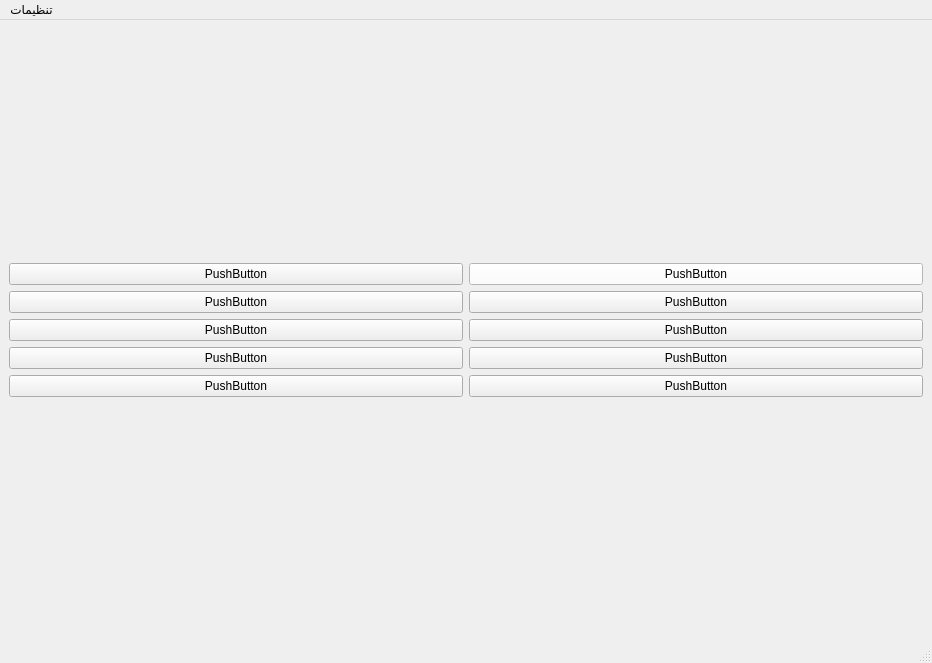
Qt form categorywindow.ui (Alireza8hi/Project-DigiKala) before a commit.
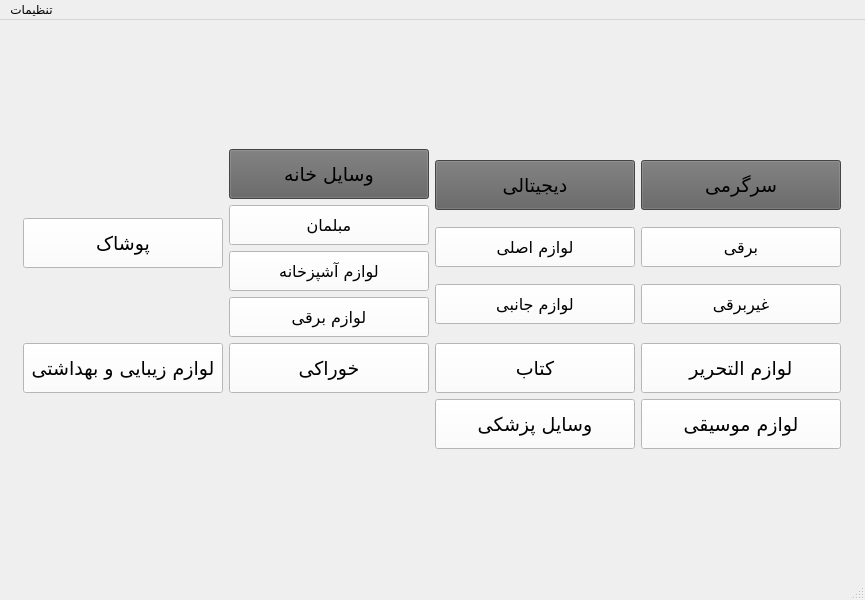
The same form after that commit. Icons and pictures are not drawn.

```diff
--- a/categorywindow.ui
+++ b/categorywindow.ui
@@ -9,97 +9,618 @@
    <rect>
     <x>0</x>
     <y>0</y>
-    <width>932</width>
-    <height>663</height>
+    <width>865</width>
+    <height>600</height>
    </rect>
   </property>
   <property name="windowTitle">
    <string>MainWindow</string>
   </property>
+  <property name="styleSheet">
+   <string notr="true"/>
+  </property>
   <widget class="QWidget" name="centralwidget">
    <property name="styleSheet">
     <string notr="true">border-image: url(:/Pics/Pics/hand-painted-background-violet-orange-colours_23-2148427578.webp);</string>
    </property>
    <layout class="QGridLayout" name="gridLayout">
-    <item row="0" column="0">
+    <item row="2" column="1">
+     <spacer name="verticalSpacer">
+      <property name="orientation">
+       <enum>Qt::Vertical</enum>
+      </property>
+      <property name="sizeType">
+       <enum>QSizePolicy::Fixed</enum>
+      </property>
+      <property name="sizeHint" stdset="0">
+       <size>
+        <width>20</width>
+        <height>70</height>
+       </size>
+      </property>
+     </spacer>
+    </item>
+    <item row="0" column="1">
+     <spacer name="verticalSpacer_2">
+      <property name="orientation">
+       <enum>Qt::Vertical</enum>
+      </property>
+      <property name="sizeType">
+       <enum>QSizePolicy::Fixed</enum>
+      </property>
+      <property name="sizeHint" stdset="0">
+       <size>
+        <width>20</width>
+        <height>70</height>
+       </size>
+      </property>
+     </spacer>
+    </item>
+    <item row="1" column="1">
      <layout class="QGridLayout" name="gridLayout_2">
-      <item row="4" column="1">
-       <widget class="QPushButton" name="pushButton">
-        <property name="text">
-         <string>PushButton</string>
+      <item row="1" column="4">
+       <widget class="QPushButton" name="StationeryBtn">
+        <property name="minimumSize">
+         <size>
+          <width>200</width>
+          <height>50</height>
+         </size>
         </property>
-       </widget>
-      </item>
-      <item row="2" column="1">
-       <widget class="QPushButton" name="pushButton_4">
-        <property name="text">
-         <string>PushButton</string>
+        <property name="maximumSize">
+         <size>
+          <width>200</width>
+          <height>50</height>
+         </size>
         </property>
-       </widget>
-      </item>
-      <item row="0" column="1">
-       <widget class="QPushButton" name="pushButton_2">
+        <property name="font">
+         <font>
+          <family>B Titr</family>
+          <pointsize>14</pointsize>
+         </font>
+        </property>
         <property name="styleSheet">
          <string notr="true">color: rgb(0, 0, 0);
 background-color: rgb(255, 255, 255);
 border-image: url(:/Pics/Pics/NoBack.png);</string>
         </property>
         <property name="text">
-         <string>PushButton</string>
+         <string>لوازم التحریر</string>
         </property>
        </widget>
       </item>
-      <item row="3" column="1">
-       <widget class="QPushButton" name="pushButton_3">
-        <property name="text">
-         <string>PushButton</string>
-        </property>
-       </widget>
+      <item row="0" column="3">
+       <layout class="QVBoxLayout" name="verticalLayout_2">
+        <item>
+         <widget class="QPushButton" name="ElectronicsBtn">
+          <property name="minimumSize">
+           <size>
+            <width>200</width>
+            <height>50</height>
+           </size>
+          </property>
+          <property name="maximumSize">
+           <size>
+            <width>200</width>
+            <height>50</height>
+           </size>
+          </property>
+          <property name="font">
+           <font>
+            <family>B Titr</family>
+            <pointsize>14</pointsize>
+           </font>
+          </property>
+          <property name="styleSheet">
+           <string notr="true">color: rgb(0, 0, 0);
+border-image: url(:/Pics/Pics/NoBack.png);
+background-color: rgb(97, 97, 97);</string>
+          </property>
+          <property name="text">
+           <string>دیجیتالی</string>
+          </property>
+          <property name="icon">
+           <iconset resource="icons.qrc">
+            <normaloff>:/Icons/Icons/11584-200.png</normaloff>:/Icons/Icons/11584-200.png</iconset>
+          </property>
+         </widget>
+        </item>
+        <item>
+         <widget class="QPushButton" name="MainAccessoriesBtn">
+          <property name="minimumSize">
+           <size>
+            <width>0</width>
+            <height>40</height>
+           </size>
+          </property>
+          <property name="maximumSize">
+           <size>
+            <width>16777215</width>
+            <height>40</height>
+           </size>
+          </property>
+          <property name="font">
+           <font>
+            <family>B Titr</family>
+            <pointsize>12</pointsize>
+           </font>
+          </property>
+          <property name="styleSheet">
+           <string notr="true">color: rgb(0, 0, 0);
+background-color: rgb(255, 255, 255);
+border-image: url(:/Pics/Pics/NoBack.png);</string>
+          </property>
+          <property name="text">
+           <string>لوازم اصلی</string>
+          </property>
+         </widget>
+        </item>
+        <item>
+         <widget class="QPushButton" name="SubAccessoriesBtn">
+          <property name="minimumSize">
+           <size>
+            <width>0</width>
+            <height>40</height>
+           </size>
+          </property>
+          <property name="maximumSize">
+           <size>
+            <width>16777215</width>
+            <height>40</height>
+           </size>
+          </property>
+          <property name="font">
+           <font>
+            <family>B Titr</family>
+            <pointsize>12</pointsize>
+           </font>
+          </property>
+          <property name="styleSheet">
+           <string notr="true">color: rgb(0, 0, 0);
+background-color: rgb(255, 255, 255);
+border-image: url(:/Pics/Pics/NoBack.png);</string>
+          </property>
+          <property name="text">
+           <string>لوازم جانبی</string>
+          </property>
+         </widget>
+        </item>
+       </layout>
       </item>
-      <item row="1" column="1">
-       <widget class="QPushButton" name="pushButton_5">
+      <item row="1" column="3">
+       <widget class="QPushButton" name="BookBtn">
+        <property name="minimumSize">
+         <size>
+          <width>200</width>
+          <height>50</height>
+         </size>
+        </property>
+        <property name="maximumSize">
+         <size>
+          <width>200</width>
+          <height>50</height>
+         </size>
+        </property>
+        <property name="font">
+         <font>
+          <family>B Titr</family>
+          <pointsize>14</pointsize>
+         </font>
+        </property>
+        <property name="styleSheet">
+         <string notr="true">color: rgb(0, 0, 0);
+background-color: rgb(255, 255, 255);
+border-image: url(:/Pics/Pics/NoBack.png);</string>
+        </property>
         <property name="text">
-         <string>PushButton</string>
+         <string>کتاب</string>
         </property>
        </widget>
       </item>
       <item row="0" column="0">
-       <widget class="QPushButton" name="pushButton_6">
+       <widget class="QPushButton" name="ClothesBtn">
+        <property name="minimumSize">
+         <size>
+          <width>200</width>
+          <height>50</height>
+         </size>
+        </property>
+        <property name="maximumSize">
+         <size>
+          <width>200</width>
+          <height>50</height>
+         </size>
+        </property>
+        <property name="font">
+         <font>
+          <family>B Titr</family>
+          <pointsize>14</pointsize>
+         </font>
+        </property>
+        <property name="styleSheet">
+         <string notr="true">color: rgb(0, 0, 0);
+background-color: rgb(255, 255, 255);
+border-image: url(:/Pics/Pics/NoBack.png);</string>
+        </property>
         <property name="text">
-         <string>PushButton</string>
+         <string>پوشاک</string>
+        </property>
+       </widget>
+      </item>
+      <item row="0" column="2">
+       <layout class="QVBoxLayout" name="verticalLayout">
+        <item>
+         <widget class="QPushButton" name="HomeBtn">
+          <property name="minimumSize">
+           <size>
+            <width>200</width>
+            <height>50</height>
+           </size>
+          </property>
+          <property name="maximumSize">
+           <size>
+            <width>200</width>
+            <height>50</height>
+           </size>
+          </property>
+          <property name="font">
+           <font>
+            <family>B Titr</family>
+            <pointsize>14</pointsize>
+           </font>
+          </property>
+          <property name="styleSheet">
+           <string notr="true">color: rgb(0, 0, 0);
+border-image: url(:/Pics/Pics/NoBack.png);
+background-color: rgb(97, 97, 97);</string>
+          </property>
+          <property name="text">
+           <string>وسایل خانه</string>
+          </property>
+          <property name="icon">
+           <iconset resource="icons.qrc">
+            <normaloff>:/Icons/Icons/11584-200.png</normaloff>:/Icons/Icons/11584-200.png</iconset>
+          </property>
+         </widget>
+        </item>
+        <item>
+         <widget class="QPushButton" name="FurnitureBtn">
+          <property name="minimumSize">
+           <size>
+            <width>0</width>
+            <height>40</height>
+           </size>
+          </property>
+          <property name="maximumSize">
+           <size>
+            <width>16777215</width>
+            <height>40</height>
+           </size>
+          </property>
+          <property name="font">
+           <font>
+            <family>B Titr</family>
+            <pointsize>12</pointsize>
+           </font>
+          </property>
+          <property name="styleSheet">
+           <string notr="true">color: rgb(0, 0, 0);
+background-color: rgb(255, 255, 255);
+border-image: url(:/Pics/Pics/NoBack.png);</string>
+          </property>
+          <property name="text">
+           <string>مبلمان</string>
+          </property>
+         </widget>
+        </item>
+        <item>
+         <widget class="QPushButton" name="KitchenBtn">
+          <property name="minimumSize">
+           <size>
+            <width>0</width>
+            <height>40</height>
+           </size>
+          </property>
+          <property name="maximumSize">
+           <size>
+            <width>16777215</width>
+            <height>40</height>
+           </size>
+          </property>
+          <property name="font">
+           <font>
+            <family>B Titr</family>
+            <pointsize>12</pointsize>
+           </font>
+          </property>
+          <property name="styleSheet">
+           <string notr="true">color: rgb(0, 0, 0);
+background-color: rgb(255, 255, 255);
+border-image: url(:/Pics/Pics/NoBack.png);</string>
+          </property>
+          <property name="text">
+           <string>لوازم آشپزخانه</string>
+          </property>
+         </widget>
+        </item>
+        <item>
+         <widget class="QPushButton" name="HomeElectricBtn">
+          <property name="minimumSize">
+           <size>
+            <width>0</width>
+            <height>40</height>
+           </size>
+          </property>
+          <property name="maximumSize">
+           <size>
+            <width>16777215</width>
+            <height>40</height>
+           </size>
+          </property>
+          <property name="font">
+           <font>
+            <family>B Titr</family>
+            <pointsize>12</pointsize>
+           </font>
+          </property>
+          <property name="styleSheet">
+           <string notr="true">color: rgb(0, 0, 0);
+background-color: rgb(255, 255, 255);
+border-image: url(:/Pics/Pics/NoBack.png);</string>
+          </property>
+          <property name="text">
+           <string>لوازم برقی</string>
+          </property>
+         </widget>
+        </item>
+       </layout>
+      </item>
+      <item row="1" column="2">
+       <widget class="QPushButton" name="EdibleBtn">
+        <property name="minimumSize">
+         <size>
+          <width>200</width>
+          <height>50</height>
+         </size>
+        </property>
+        <property name="maximumSize">
+         <size>
+          <width>200</width>
+          <height>50</height>
+         </size>
+        </property>
+        <property name="font">
+         <font>
+          <family>B Titr</family>
+          <pointsize>14</pointsize>
+         </font>
+        </property>
+        <property name="styleSheet">
+         <string notr="true">color: rgb(0, 0, 0);
+background-color: rgb(255, 255, 255);
+border-image: url(:/Pics/Pics/NoBack.png);</string>
+        </property>
+        <property name="text">
+         <string>خوراکی</string>
+        </property>
+       </widget>
+      </item>
+      <item row="3" column="4">
+       <widget class="QPushButton" name="MusicBtn">
+        <property name="minimumSize">
+         <size>
+          <width>200</width>
+          <height>50</height>
+         </size>
+        </property>
+        <property name="maximumSize">
+         <size>
+          <width>200</width>
+          <height>50</height>
+         </size>
+        </property>
+        <property name="font">
+         <font>
+          <family>B Titr</family>
+          <pointsize>14</pointsize>
+         </font>
+        </property>
+        <property name="styleSheet">
+         <string notr="true">color: rgb(0, 0, 0);
+background-color: rgb(255, 255, 255);
+border-image: url(:/Pics/Pics/NoBack.png);</string>
+        </property>
+        <property name="text">
+         <string>لوازم موسیقی</string>
         </property>
        </widget>
       </item>
       <item row="1" column="0">
-       <widget class="QPushButton" name="pushButton_7">
-        <property name="text">
-         <string>PushButton</string>
+       <widget class="QPushButton" name="BeautyAndPersonalCareBtn">
+        <property name="minimumSize">
+         <size>
+          <width>200</width>
+          <height>50</height>
+         </size>
         </property>
-       </widget>
-      </item>
-      <item row="2" column="0">
-       <widget class="QPushButton" name="pushButton_8">
-        <property name="text">
-         <string>PushButton</string>
+        <property name="maximumSize">
+         <size>
+          <width>200</width>
+          <height>50</height>
+         </size>
         </property>
-       </widget>
-      </item>
-      <item row="3" column="0">
-       <widget class="QPushButton" name="pushButton_9">
+        <property name="font">
+         <font>
+          <family>B Titr</family>
+          <pointsize>14</pointsize>
+         </font>
+        </property>
+        <property name="styleSheet">
+         <string notr="true">color: rgb(0, 0, 0);
+background-color: rgb(255, 255, 255);
+border-image: url(:/Pics/Pics/NoBack.png);</string>
+        </property>
         <property name="text">
-         <string>PushButton</string>
+         <string>لوازم زیبایی و بهداشتی</string>
         </property>
        </widget>
       </item>
-      <item row="4" column="0">
-       <widget class="QPushButton" name="pushButton_10">
+      <item row="0" column="4">
+       <layout class="QVBoxLayout" name="verticalLayout_3">
+        <item>
+         <widget class="QPushButton" name="EntertainmentBtn">
+          <property name="minimumSize">
+           <size>
+            <width>200</width>
+            <height>50</height>
+           </size>
+          </property>
+          <property name="maximumSize">
+           <size>
+            <width>200</width>
+            <height>50</height>
+           </size>
+          </property>
+          <property name="font">
+           <font>
+            <family>B Titr</family>
+            <pointsize>14</pointsize>
+           </font>
+          </property>
+          <property name="styleSheet">
+           <string notr="true">color: rgb(0, 0, 0);
+border-image: url(:/Pics/Pics/NoBack.png);
+background-color: rgb(97, 97, 97);</string>
+          </property>
+          <property name="text">
+           <string>سرگرمی</string>
+          </property>
+          <property name="icon">
+           <iconset resource="icons.qrc">
+            <normaloff>:/Icons/Icons/11584-200.png</normaloff>:/Icons/Icons/11584-200.png</iconset>
+          </property>
+         </widget>
+        </item>
+        <item>
+         <widget class="QPushButton" name="ElectricBtn">
+          <property name="sizePolicy">
+           <sizepolicy hsizetype="Minimum" vsizetype="Fixed">
+            <horstretch>0</horstretch>
+            <verstretch>40</verstretch>
+           </sizepolicy>
+          </property>
+          <property name="minimumSize">
+           <size>
+            <width>0</width>
+            <height>40</height>
+           </size>
+          </property>
+          <property name="font">
+           <font>
+            <family>B Titr</family>
+            <pointsize>12</pointsize>
+           </font>
+          </property>
+          <property name="styleSheet">
+           <string notr="true">color: rgb(0, 0, 0);
+background-color: rgb(255, 255, 255);
+border-image: url(:/Pics/Pics/NoBack.png);</string>
+          </property>
+          <property name="text">
+           <string>برقی</string>
+          </property>
+         </widget>
+        </item>
+        <item>
+         <widget class="QPushButton" name="NonElectricBtn">
+          <property name="sizePolicy">
+           <sizepolicy hsizetype="Minimum" vsizetype="Fixed">
+            <horstretch>0</horstretch>
+            <verstretch>40</verstretch>
+           </sizepolicy>
+          </property>
+          <property name="minimumSize">
+           <size>
+            <width>0</width>
+            <height>40</height>
+           </size>
+          </property>
+          <property name="font">
+           <font>
+            <family>B Titr</family>
+            <pointsize>12</pointsize>
+           </font>
+          </property>
+          <property name="styleSheet">
+           <string notr="true">color: rgb(0, 0, 0);
+background-color: rgb(255, 255, 255);
+border-image: url(:/Pics/Pics/NoBack.png);</string>
+          </property>
+          <property name="text">
+           <string>غیربرقی</string>
+          </property>
+         </widget>
+        </item>
+       </layout>
+      </item>
+      <item row="3" column="3">
+       <widget class="QPushButton" name="MedicalBtn">
+        <property name="minimumSize">
+         <size>
+          <width>200</width>
+          <height>50</height>
+         </size>
+        </property>
+        <property name="maximumSize">
+         <size>
+          <width>200</width>
+          <height>50</height>
+         </size>
+        </property>
+        <property name="font">
+         <font>
+          <family>B Titr</family>
+          <pointsize>14</pointsize>
+          <bold>false</bold>
+         </font>
+        </property>
+        <property name="styleSheet">
+         <string notr="true">color: rgb(0, 0, 0);
+background-color: rgb(255, 255, 255);
+border-image: url(:/Pics/Pics/NoBack.png);</string>
+        </property>
         <property name="text">
-         <string>PushButton</string>
+         <string>وسایل پزشکی</string>
         </property>
        </widget>
       </item>
      </layout>
     </item>
+    <item row="1" column="0">
+     <spacer name="horizontalSpacer">
+      <property name="orientation">
+       <enum>Qt::Horizontal</enum>
+      </property>
+      <property name="sizeHint" stdset="0">
+       <size>
+        <width>40</width>
+        <height>20</height>
+       </size>
+      </property>
+     </spacer>
+    </item>
+    <item row="1" column="2">
+     <spacer name="horizontalSpacer_2">
+      <property name="orientation">
+       <enum>Qt::Horizontal</enum>
+      </property>
+      <property name="sizeHint" stdset="0">
+       <size>
+        <width>40</width>
+        <height>20</height>
+       </size>
+      </property>
+     </spacer>
+    </item>
    </layout>
   </widget>
   <widget class="QMenuBar" name="menubar">
@@ -107,7 +628,7 @@
     <rect>
      <x>0</x>
      <y>0</y>
-     <width>932</width>
+     <width>865</width>
      <height>25</height>
     </rect>
    </property>
```
Left out of the diff: 2 changed lines with no effect on the pictures.
